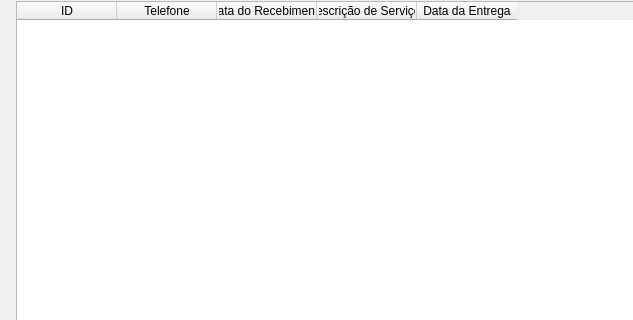
The window that view/main_window.ui (ImperadorFortum/Projeto-Integra-o) describes before a commit, drawn with Qt 5; both pictures show x 309 to 942 and y 0 to 320 of the 942 by 649 pixel window.
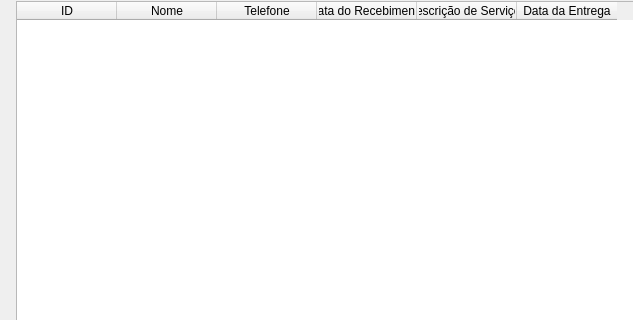
The same window after the commit.

What changed in the file:
```diff
--- a/view/main_window.ui
+++ b/view/main_window.ui
@@ -103,6 +103,11 @@
       <string>ID</string>
      </property>
     </column>
+    <column>
+     <property name="text">
+      <string>Nome</string>
+     </property>
+    </column>
     <column>
      <property name="text">
       <string>Telefone</string>
```
Left out of the diff: 10 changed lines with no effect on the pictures.
